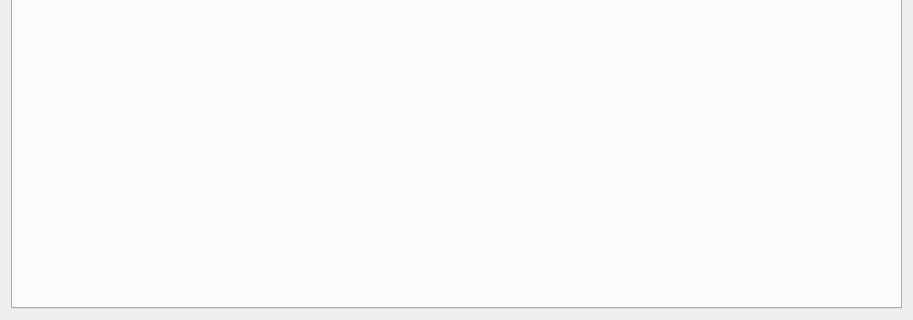
First picture: the form in src/modeldialog.ui, repository GAMS-dev/studio, before the edit; both pictures show x 0 to 913 and y 219 to 539 of the 913 by 539 pixel window.
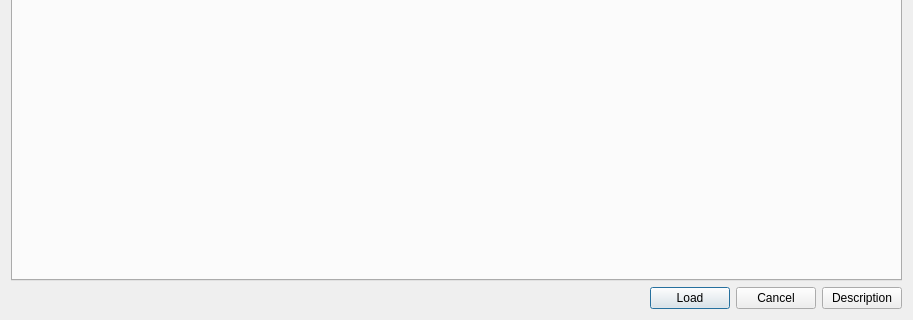
Second picture: the form after the edit.

Commit message: =add buttons - no functionality for now

Diff of the .ui file:
```diff
--- a/src/modeldialog.ui
+++ b/src/modeldialog.ui
@@ -13,8 +13,8 @@
   <property name="windowTitle">
    <string>GAMS Model Explorer</string>
   </property>
-  <layout class="QGridLayout" name="gridLayout">
-   <item row="0" column="0">
+  <layout class="QVBoxLayout" name="verticalLayout">
+   <item>
     <layout class="QHBoxLayout" name="horizontalLayout">
      <item>
       <widget class="QLineEdit" name="lineEdit"/>
@@ -34,7 +34,7 @@
      </item>
     </layout>
    </item>
-   <item row="1" column="0">
+   <item>
     <widget class="QTabWidget" name="tabWidget">
      <property name="tabShape">
       <enum>QTabWidget::Rounded</enum>
@@ -44,6 +44,44 @@
      </property>
     </widget>
    </item>
+   <item>
+    <layout class="QHBoxLayout" name="horizontalLayout_2">
+     <item>
+      <spacer name="horizontalSpacer_2">
+       <property name="orientation">
+        <enum>Qt::Horizontal</enum>
+       </property>
+       <property name="sizeHint" stdset="0">
+        <size>
+         <width>40</width>
+         <height>20</height>
+        </size>
+       </property>
+      </spacer>
+     </item>
+     <item>
+      <widget class="QPushButton" name="pbLoad">
+       <property name="text">
+        <string>Load</string>
+       </property>
+      </widget>
+     </item>
+     <item>
+      <widget class="QPushButton" name="pbCancel">
+       <property name="text">
+        <string>Cancel</string>
+       </property>
+      </widget>
+     </item>
+     <item>
+      <widget class="QPushButton" name="pbDescription">
+       <property name="text">
+        <string>Description</string>
+       </property>
+      </widget>
+     </item>
+    </layout>
+   </item>
   </layout>
  </widget>
  <resources/>
```
The commit also changes 2 other files.
